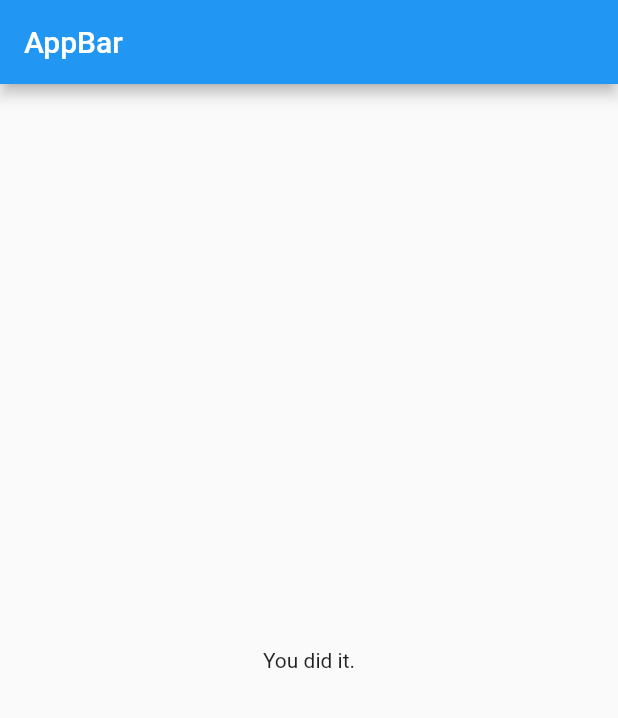
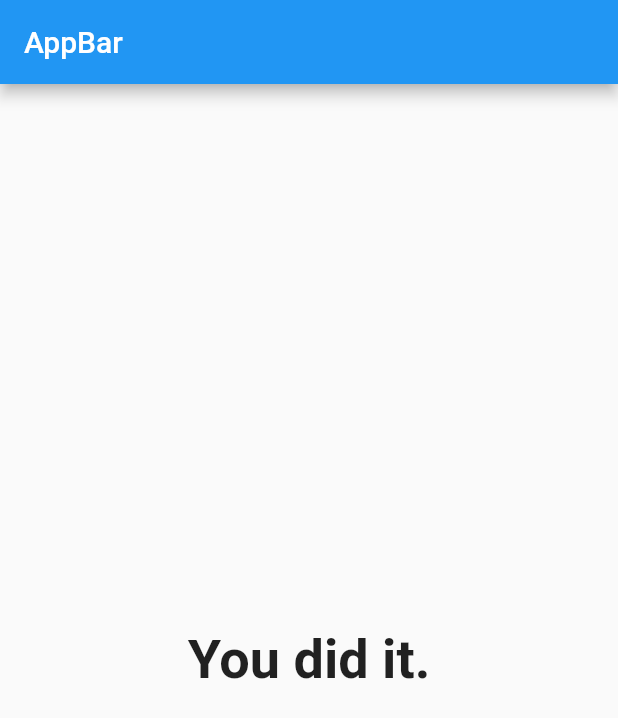
Before and after one commit to manoj1995madushanka/flutter_quizes_app, a Flutter app: the screen it shows after launch, after a tap on "Red", after a tap on "Dog", on a phone screen of 412 x 824 dp. Shown: the top 718 px of the screen. Run offline on Flutter 3.47's test engine with Material 2 defaults, Android fonts, the phone set to English and light mode, and no system bars.

```diff
--- a/lib/main.dart
+++ b/lib/main.dart
@@ -18,19 +18,30 @@ class MyApp extends StatefulWidget {
 // here State<MyApp> says this state belongs to MyApp class
 class MyAppState extends State<MyApp> {
   var _questionIndex = 0;
+  var _totalScore = 0;
 
   static const _questions = [
     {
       'questionText': 'what\'s your favourite color?',
-      'answers': ['Red', 'Blue', 'Green']
+      'answers': [
+        {'text': 'Red', 'score': 5},
+        {'text': 'Blue', 'score': 2},
+        {'text': 'Green', 'score': 3}
+      ]
     },
     {
       'questionText': 'what\'s your favourite animal?',
-      'answers': ['Cat', 'Dog', 'Rabbit']
+      'answers': [
+        {'text': 'Cat', 'score': 4},
+        {'text': 'Dog', 'score': 3},
+        {'text': 'Rabbit', 'score': 3}
+      ]
     }
   ];
 
-  void _answerQuestion() {
+  void _answerQuestion(int score) {
+    this._totalScore += score;
+
     setState(() {
       _questionIndex += 1;
     });
@@ -56,7 +67,7 @@ class MyAppState extends State<MyApp> {
                 questions: _questions,
                 questionIndex: _questionIndex,
                 answerQuestion: _answerQuestion)
-            : const Result(),
+            : Result(_totalScore),
       ),
     );
   }
--- a/lib/quiz.dart
+++ b/lib/quiz.dart
@@ -5,7 +5,7 @@ import 'package:quiz_app_new/answer.dart';
 class Quiz extends StatelessWidget {
   final List<Map<String, Object>> questions;
   final int questionIndex;
-  final VoidCallback answerQuestion;
+  final Function answerQuestion;
 
   const Quiz(
       {required this.questions,
@@ -16,10 +16,10 @@ class Quiz extends StatelessWidget {
   Widget build(BuildContext context) {
     return Column(
       children: [
-        Question(questions[questionIndex]['questionText'].toString()),
+        Question(questions[questionIndex]['questionText'] as String),
         // below ... will convert list of widget to individual list items
-        ...(questions[questionIndex]['answers'] as List<String>).map((answer) {
-          return Answer(answerQuestion, answer); // pasing function as pointer
+        ...(questions[questionIndex]['answers'] as List<Map<String,Object>>).map((answer) {
+          return Answer(()=>answerQuestion(answer['score']), answer['text'] as String); // pasing function as pointer
         }).toList(),
       ],
     );
--- a/lib/result.dart
+++ b/lib/result.dart
@@ -3,12 +3,17 @@ import 'package:quiz_app_new/question.dart';
 import 'package:quiz_app_new/answer.dart';
 
 class Result extends StatelessWidget {
-  const Result({Key? key}) : super(key: key);
+  final int resultScore;
+
+  const Result(this.resultScore);
 
   @override
   Widget build(BuildContext context) {
     return const Center(
-      child: Text("You did it."),
+      child: Text(
+        "You did it.",
+        style: TextStyle(fontSize: 36, fontWeight: FontWeight.bold),
+      ),
     );
   }
 }
```
